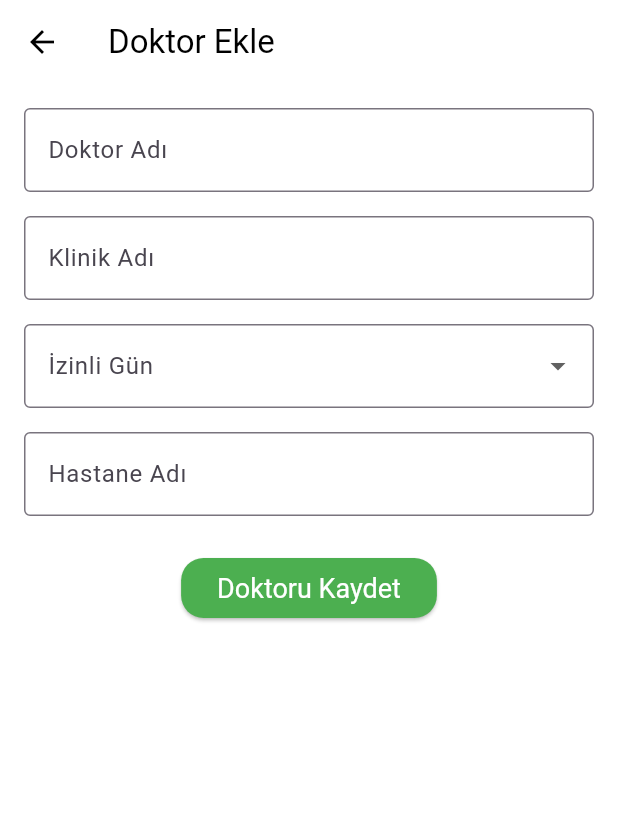
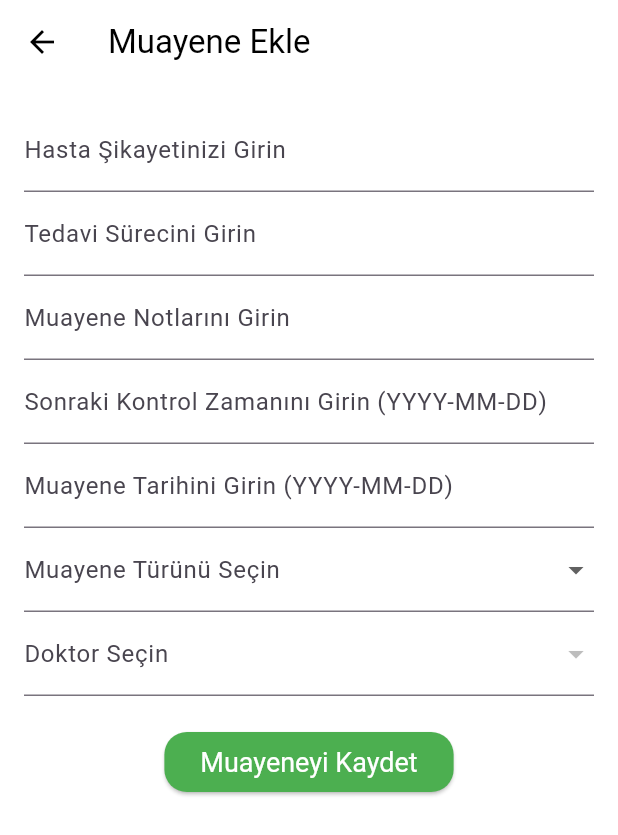
Before and after one commit to zeynalabidinunlu/medicine_notification_app, a Flutter app: the screen it shows after launch, item 4 of the bottom bar chosen, after a tap on the "add" icon, on a phone screen of 412 x 824 dp. Shown: the top 835 px of the screen. Run offline on Flutter 3.47's test engine with Material 3 defaults, Android fonts, the phone set to English and light mode, and no system bars; our stand-ins replace flutter_local_notifications, flutter_timezone, flutter_tts, isar, timezone; accounts and stored records are empty; generated files the repository leaves out were written again.

Commit message:
muayene ve randevu özellkleri doktora bağlandı

```diff
--- a/lib/data/models/examination/examination_model.dart
+++ b/lib/data/models/examination/examination_model.dart
@@ -1,6 +1,5 @@
-
-
 import 'package:isar/isar.dart';
+import 'package:medicine_notification_app/data/enum/enums.dart';
 import 'package:medicine_notification_app/data/models/doctor/doctor_model.dart';
 
 part 'examination_model.g.dart';
@@ -15,6 +14,9 @@ class Examination {
   DateTime? examinationDate;
   String? examinationNotes;
 
+  @Enumerated(EnumType.name)
+  AppointmentTypes? appointmentTypes;
+
   @Backlink(to: 'examinations')
   final doctor = IsarLink<Doctor>();
 }
--- a/lib/main.dart
+++ b/lib/main.dart
@@ -3,10 +3,12 @@ import 'package:medicine_notification_app/init/database/database_manager.dart';
 import 'package:medicine_notification_app/presentation/add_medicine/add_medicine_view_model.dart';
 import 'package:medicine_notification_app/presentation/appointment/appointment_view_model.dart';
 import 'package:medicine_notification_app/presentation/doctors/doctors_view_model.dart';
+import 'package:medicine_notification_app/presentation/examination/examination_view_model.dart';
 import 'package:medicine_notification_app/presentation/home/home_view_model.dart';
 import 'package:medicine_notification_app/presentation/home/home_view.dart';
 import 'package:medicine_notification_app/repository/appointment/appointment_repository.dart';
 import 'package:medicine_notification_app/repository/doctors/doctors_repository.dart';
+import 'package:medicine_notification_app/repository/examination/examination_repository.dart';
 import 'package:medicine_notification_app/repository/medicine/medicine_repository.dart';
 import 'package:medicine_notification_app/service/notification/flutter_local_notification_service.dart';
 import 'package:provider/provider.dart';
@@ -44,6 +46,12 @@ void main() async {
         ChangeNotifierProvider<AppointmentViewModel>(
           create: (context) => AppointmentViewModel(
             context.read<AppointmentRepository>(),
+          ),
+        ),
+        Provider<ExaminationRepository>(create: (_) => ExaminationRepository()),
+        ChangeNotifierProvider<ExaminationViewModel>(
+          create: (context) => ExaminationViewModel(
+            context.read<ExaminationRepository>(),
           ),
         ),
       ],
--- a/lib/presentation/doctors/doctors_view.dart
+++ b/lib/presentation/doctors/doctors_view.dart
@@ -59,7 +59,7 @@ class DoctorsView extends StatelessWidget {
                         subtitle: Text(
                           doctor.appointments.isEmpty
                               ? 'Randevu yok'
-                              : 'Randevular: ${doctor.appointments.first.hospitalName}', // Access the first appointment's hospitalName
+                              : 'Hastane Adı: ${doctor.appointments.first.hospitalName}', // Access the first appointment's hospitalName
                         ),
                       ));
                 },
--- /dev/null
+++ b/lib/presentation/examination/adding_examination.dart
@@ -0,0 +1,246 @@
+import 'package:flutter/material.dart';
+import 'package:medicine_notification_app/data/enum/enums.dart';
+import 'package:medicine_notification_app/data/models/doctor/doctor_model.dart';
+import 'package:medicine_notification_app/data/models/examination/examination_model.dart';
+import 'package:medicine_notification_app/presentation/examination/examination_view_model.dart';
+import 'package:medicine_notification_app/repository/doctors/doctors_repository.dart';
+import 'package:provider/provider.dart';
+
+class AddingExamination extends StatefulWidget {
+  const AddingExamination({super.key});
+
+  @override
+  State<AddingExamination> createState() => _AddingExaminationState();
+}
+
+class _AddingExaminationState extends State<AddingExamination> {
+  final _formKey = GlobalKey<FormState>();
+  AppointmentTypes? _selectedAppointmentType;
+  final TextEditingController _patientComplaintController =
+      TextEditingController();
+  final TextEditingController _treatmentProcessController =
+      TextEditingController();
+  final TextEditingController _examinationNotesController =
+      TextEditingController();
+  final TextEditingController _nextControlTimeController =
+      TextEditingController();
+  final TextEditingController _examinationDateController =
+      TextEditingController();
+
+  List<Doctor> _doctors = [];
+  Doctor? _selectedDoctor;
+  bool isLoadingDoctors = true;
+
+  @override
+  void initState() {
+    super.initState();
+    _loadDoctors();
+  }
+
+  Future<void> _loadDoctors() async {
+    try {
+      final doctorsRepository =
+          Provider.of<DoctorsRepository>(context, listen: false);
+      final doctorsList = await doctorsRepository.getAllDoctors();
+      setState(() {
+        _doctors = doctorsList;
+        isLoadingDoctors = false;
+      });
+    } catch (e) {
+      setState(() {
+        isLoadingDoctors = false;
+      });
+      // Handle error - show snackbar or dialog
+      ScaffoldMessenger.of(context).showSnackBar(
+        SnackBar(content: Text('Doktorlar yüklenirken hata oluştu: $e')),
+      );
+    }
+  }
+
+  @override
+  void dispose() {
+    _patientComplaintController.dispose();
+    _treatmentProcessController.dispose();
+    _examinationNotesController.dispose();
+    _nextControlTimeController.dispose();
+    _examinationDateController.dispose();
+    super.dispose();
+  }
+
+  void _saveExamination() async {
+    if (_formKey.currentState!.validate()) {
+      if (_selectedDoctor == null) {
+        ScaffoldMessenger.of(context).showSnackBar(
+          const SnackBar(content: Text('Lütfen bir doktor seçin')),
+        );
+        return;
+      }
+      try {
+        final vm = context.read<ExaminationViewModel>();
+        final String examinationDate = _examinationDateController.text;
+        final String nextControlTime = _nextControlTimeController.text;
+
+        final DateTime parsedExaminationDate = _parseDateTime(examinationDate);
+        final DateTime parsedNextControlTime = _parseDateTime(nextControlTime);
+        final examination = Examination()
+          ..appointmentTypes = _selectedAppointmentType
+          ..patientComplaint = _patientComplaintController.text
+          ..treatmentProcess = _treatmentProcessController.text
+          ..examinationDate = parsedExaminationDate
+          ..examinationNotes = _examinationNotesController.text
+          ..nextControlTime = parsedNextControlTime;
+
+        examination.doctor.value = _selectedDoctor;
+        print('Seçilen Doktor: ${_selectedDoctor?.name}');
+        print('Muayene Tarihi: $parsedExaminationDate');
+        await vm.saveExamination(examination);
+        ScaffoldMessenger.of(context).showSnackBar(
+          const SnackBar(content: Text('Muayene başarıyla eklendi')),
+        );
+        Navigator.of(context).pop();
+      } catch (e) {
+        ScaffoldMessenger.of(context).showSnackBar(
+          SnackBar(content: Text('Muayene eklenirken hata oluştu: $e')),
+        );
+      }
+    }
+  }
+
+  DateTime _parseDateTime(
+    String dateString,
+  ) {
+    // Parse date (YYYY-MM-DD format)
+    final dateParts = dateString.split('-');
+    final year = int.parse(dateParts[0]);
+    final month = int.parse(dateParts[1]);
+    final day = int.parse(dateParts[2]);
+
+    return DateTime(
+      year,
+      month,
+      day,
+    );
+  }
+
+  Future<void> _selectDate(BuildContext context) async {
+    final DateTime? pickedDate = await showDatePicker(
+      context: context,
+      initialDate: DateTime.now(),
+      firstDate: DateTime.now(),
+      lastDate: DateTime(2101),
+    );
+    if (pickedDate != null) {
+      setState(() {
+        _examinationDateController.text =
+            "${pickedDate.year}-${pickedDate.month.toString().padLeft(2, '0')}-${pickedDate.day.toString().padLeft(2, '0')}";
+      });
+    }
+  }
+
+  @override
+  Widget build(BuildContext context) {
+   return Scaffold(
+      appBar: AppBar(
+        title: const Text('Muayene Ekle'),
+      ),
+      body: Padding(
+        padding: const EdgeInsets.all(
+          16.0,
+        ),
+        child: Form(
+            key: _formKey,
+            child: SingleChildScrollView(
+              child: Column(
+                children: [
+                  TextFormField(
+                    controller: _patientComplaintController,
+                    decoration: const InputDecoration(
+                        labelText: 'Hasta Şikayetinizi Girin'),
+                    validator: (value) {
+                      if (value == null || value.isEmpty) {
+                        return 'Lütfen hasta şikayetini girin';
+                      }
+                      return null;
+                    },
+                  ),
+                  TextFormField(
+                    controller: _treatmentProcessController,
+                    decoration: const InputDecoration(
+                        labelText: 'Tedavi Sürecini Girin'),
+                  ),
+                  TextFormField(
+                    controller: _examinationNotesController,
+                    decoration: const InputDecoration(
+                        labelText: 'Muayene Notlarını Girin'),
+                  ),
+                  TextFormField(
+                    controller: _nextControlTimeController,
+                    decoration: const InputDecoration(
+                        labelText:
+                            'Sonraki Kontrol Zamanını Girin (YYYY-MM-DD)'),
+                    validator: (value) {
+                      if (value == null || value.isEmpty) {
+                        return 'Lütfen sonraki kontrol zamanını girin';
+                      }
+                      return null;
+                    },
+                  ),
+                  TextFormField(
+                    controller: _examinationDateController,
+                    decoration: const InputDecoration(
+                        labelText: 'Muayene Tarihini Girin (YYYY-MM-DD)'),
+                    validator: (value) {
+                      if (value == null || value.isEmpty) {
+                        return 'Lütfen muayene tarihini girin';
+                      }
+                      return null;
+                    },
+                    onTap: () => _selectDate(context),
+                  ),
+                  DropdownButtonFormField<AppointmentTypes>(
+                    value: _selectedAppointmentType,
+                    decoration: const InputDecoration(
+                        labelText: 'Muayene Türünü Seçin'),
+                    items: AppointmentTypes.values.map((type) {
+                      return DropdownMenuItem(
+                        value: type,
+                        child: Text(type.name),
+                      );
+                    }).toList(),
+                    onChanged: (value) {
+                      setState(() {
+                        _selectedAppointmentType = value;
+                      });
+                    },
+                  ),
+                  if (isLoadingDoctors)
+                    const CircularProgressIndicator()
+                  else
+                    DropdownButtonFormField<Doctor>(
+                      value: _selectedDoctor,
+                      decoration:
+                          const InputDecoration(labelText: 'Doktor Seçin'),
+                      items: _doctors.map((doctor) {
+                        return DropdownMenuItem(
+                          value: doctor,
+                          child: Text(doctor.name.toString()),
+                        );
+                      }).toList(),
+                      onChanged: (value) {
+                        setState(() {
+                          _selectedDoctor = value;
+                        });
+                      },
+                    ),
+                const SizedBox(height: 20),
+                  ElevatedButton(
+                    onPressed: _saveExamination,
+                    child: const Text('Muayeneyi Kaydet'),
+                  ),
+                ],
+              ),
+            ),),
+      ),
+    );
+  }
+}
--- /dev/null
+++ b/lib/presentation/examination/examination_view.dart
@@ -0,0 +1,55 @@
+import 'package:flutter/material.dart';
+import 'package:medicine_notification_app/presentation/examination/adding_examination.dart';
+import 'package:medicine_notification_app/presentation/examination/examination_view_model.dart';
+import 'package:provider/provider.dart';
+
+class ExaminationView extends StatelessWidget {
+  const ExaminationView({super.key});
+
+  @override
+  Widget build(BuildContext context) {
+    final vm = context.watch<ExaminationViewModel>();
+    return Scaffold(
+      appBar: AppBar(
+        title: const Text('Muayeneler'),
+        actions: [
+          IconButton(
+            icon: const Icon(Icons.add),
+            onPressed: () {
+              Navigator.push(
+                context,
+                MaterialPageRoute(
+                  builder: (context) => const AddingExamination(),
+                ),
+              );
+            },
+          ),
+        ],
+      ),
+      body: FutureBuilder(
+        future: vm.getAllExaminations(),
+        builder: (context, snapshot) {
+          if (snapshot.connectionState == ConnectionState.waiting) {
+            return const Center(child: CircularProgressIndicator());
+          } else if (snapshot.hasError) {
+            return Center(child: Text('Hata: ${snapshot.error}'));
+          } else if (!snapshot.hasData || snapshot.data!.isEmpty) {
+            return const Center(child: Text('Muayene bulunamadı.'));
+          } else {
+            final examinations = snapshot.data!;
+            return ListView.builder(
+              itemCount: examinations.length,
+              itemBuilder: (context, index) {
+                final examination = examinations[index];
+                return ListTile(
+                  title: Text(examination.patientComplaint.toString()),
+                  subtitle: Text(examination.examinationDate.toString()),
+                );
+              },
+            );
+          }
+        },
+      ),
+    );
+  }
+}
--- /dev/null
+++ b/lib/presentation/examination/examination_view_model.dart
@@ -0,0 +1,29 @@
+
+import 'package:flutter/material.dart';
+import 'package:medicine_notification_app/data/models/examination/examination_model.dart';
+import 'package:medicine_notification_app/repository/examination/examination_repository.dart';
+
+class ExaminationViewModel extends ChangeNotifier{
+  final IExaminationRepository _examinationRepository;
+
+  ExaminationViewModel(this._examinationRepository);
+
+  Future<List<Examination>> getAllExaminations() async {
+    return await _examinationRepository.getAllExaminations();
+
+  }
+  Future<void> saveExamination(Examination examination) async {
+    await _examinationRepository.saveExamination(examination);
+    notifyListeners();
+  }
+  Future<void> updateExamination(int id, Examination examination) async {
+    await _examinationRepository.updateExamination(id, examination);
+    notifyListeners();
+  }
+
+  Future<void> deleteExamination(int id) async {
+    await _examinationRepository.deleteExamination(id);
+    notifyListeners();
+  }
+
+}
--- a/lib/presentation/home/home_view.dart
+++ b/lib/presentation/home/home_view.dart
@@ -2,6 +2,7 @@ import 'package:flutter/material.dart';
 import 'package:medicine_notification_app/presentation/add_medicine/add_medicine_view.dart';
 import 'package:medicine_notification_app/presentation/appointment/appointment_view.dart';
 import 'package:medicine_notification_app/presentation/doctors/doctors_view.dart';
+import 'package:medicine_notification_app/presentation/examination/examination_view.dart';
 import 'package:medicine_notification_app/presentation/home/widgets/home_page_content.dart';
 
 class HomeView extends StatefulWidget {
@@ -18,6 +19,7 @@ class _HomeViewState extends State<HomeView> {
     HomePageContent(),
     AddMedicineView(),
     AppointmentView(),
+    ExaminationView(),
     DoctorsView(),
   ];
 
@@ -44,7 +46,10 @@ class _HomeViewState extends State<HomeView> {
           BottomNavigationBarItem(
               icon: Icon(Icons.calendar_today_outlined), label: "Randevular"),
           BottomNavigationBarItem(
-              icon: Icon(Icons.person_outline), label: "Doktorlarım")
+              icon: Icon(Icons.health_and_safety_outlined),
+              label: "Muayeneler"),
+          BottomNavigationBarItem(
+              icon: Icon(Icons.person_outline), label: "Doktorlarım"),
         ],
         currentIndex: _selectedIndex,
         onTap: _onItemTapped,
```
Also changed, not shown: lib/repository/examination/examination_repository.dart (added, +80 -0 lines), lib/data/models/examination/examination_model.g.dart.
